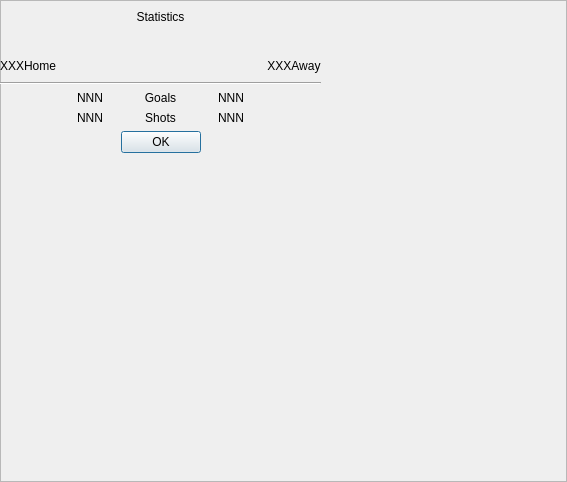
The window that halfstatisticsframe.ui (rochford/cutefootball) describes before a commit, drawn with Qt 5.
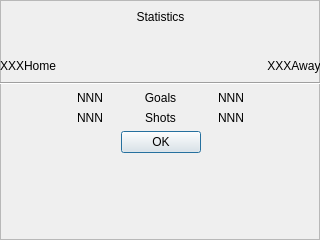
The same window after the commit. Icons and pictures are not drawn.

```diff
--- a/halfstatisticsframe.ui
+++ b/halfstatisticsframe.ui
@@ -6,8 +6,8 @@
    <rect>
     <x>0</x>
     <y>0</y>
-    <width>567</width>
-    <height>482</height>
+    <width>320</width>
+    <height>240</height>
    </rect>
   </property>
   <property name="sizePolicy">
```
